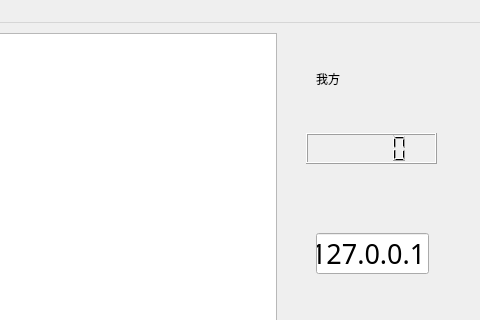
The window that mainwindow.ui (jkxing/QtCC) describes before a commit, drawn with Qt 5; both pictures show x 254 to 734 and y 0 to 320 of the 734 by 600 pixel window.
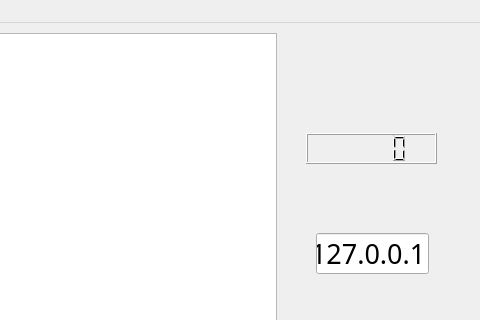
The same window after the commit. Icons and pictures are not drawn.

Patch:
```diff
--- a/mainwindow.ui
+++ b/mainwindow.ui
@@ -27,19 +27,6 @@
      <string notr="true">border-image: url(:/image/background.png);</string>
     </property>
    </widget>
-   <widget class="QLabel" name="label">
-    <property name="geometry">
-     <rect>
-      <x>570</x>
-      <y>40</y>
-      <width>121</width>
-      <height>31</height>
-     </rect>
-    </property>
-    <property name="text">
-     <string>我方</string>
-    </property>
-   </widget>
    <widget class="QLCDNumber" name="lcdNumber">
     <property name="geometry">
      <rect>
```
Left out of the diff: 22 changed lines with no effect on the pictures.
